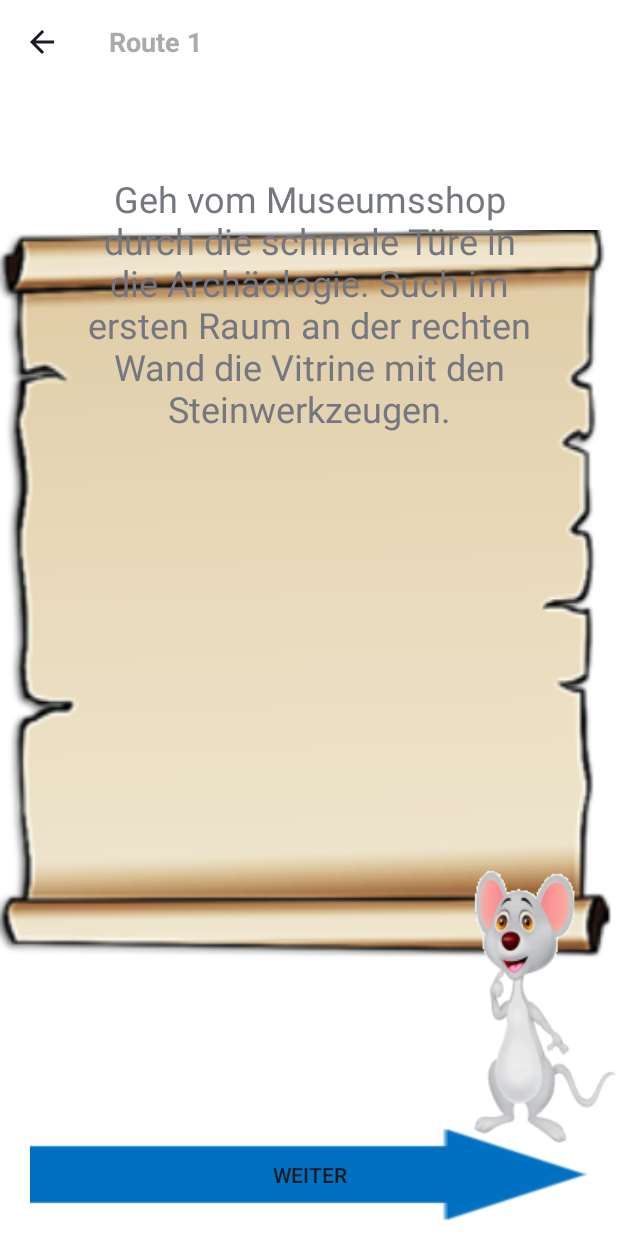
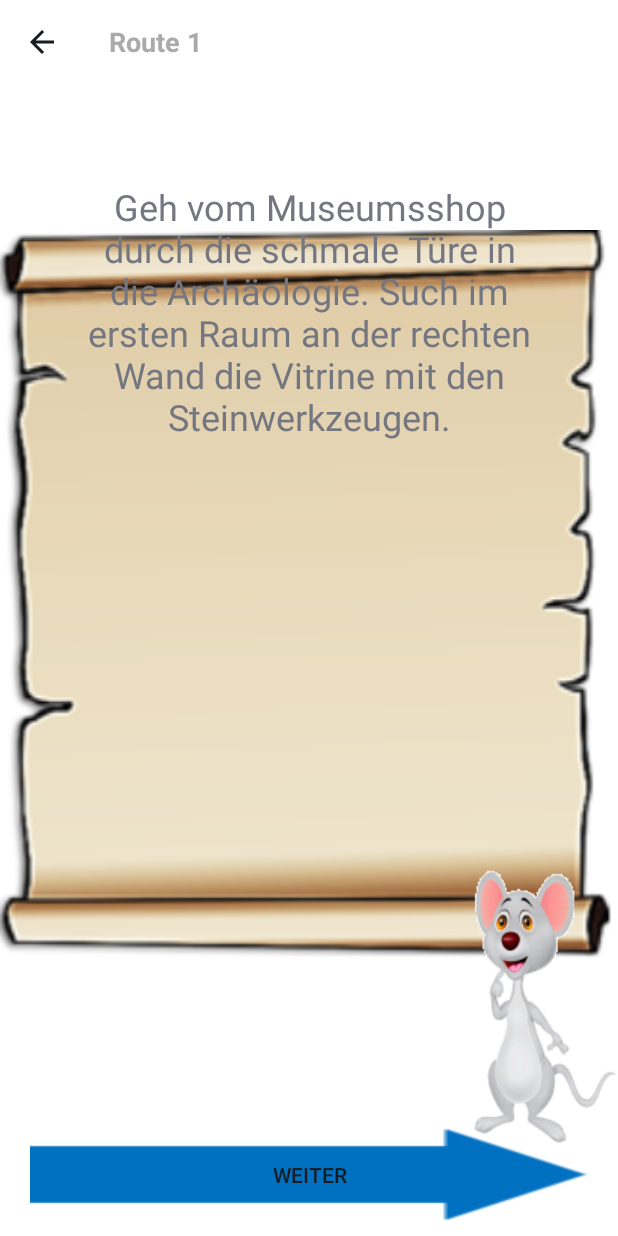
Before and after one commit to gorantomas/InnoLab-MuseumApp, an Android app: the MainActivity screen opened directly, with no data from a screen before it, on a phone screen of 412 x 824 dp. Run offline under Robolectric (Android 15) with nearby library versions, the light colour scheme and no system bars.

```diff
--- a/app/src/main/res/layout/act_route.xml
+++ b/app/src/main/res/layout/act_route.xml
@@ -25,7 +25,7 @@
         Beschreibung wie die Station gefunden wird. Hier steht die ausführliche Beschreibung"
         android:textSize="24sp"
         android:gravity="top|center"
-        android:paddingTop="60dp"/>
+        android:paddingTop="65dp"/>
 
     <Button
         android:id="@+id/routeNext"
```
